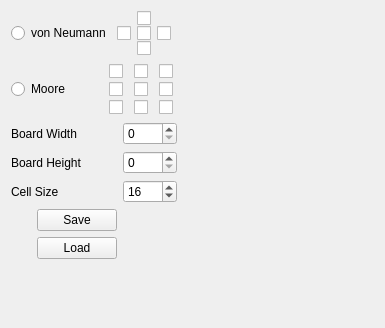
The window that ConfigWindow/tab_general.ui (Skwara/CA_Suite) describes before a commit, drawn with Qt 5.
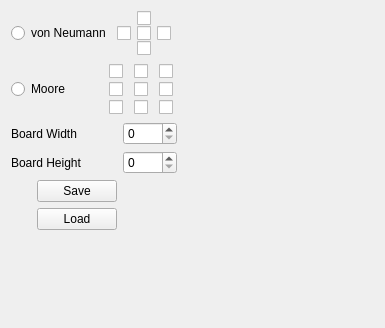
The same window after the commit.

Commit message: dodane labela, przerzuconu spinbox od cellSize

The edit to the form file:
```diff
--- a/ConfigWindow/tab_general.ui
+++ b/ConfigWindow/tab_general.ui
@@ -123,27 +123,7 @@
      </property>
     </widget>
    </item>
-   <item row="4" column="0" colspan="2">
-    <widget class="QLabel" name="label_3">
-     <property name="text">
-      <string>Cell Size</string>
-     </property>
-    </widget>
-   </item>
-   <item row="4" column="2">
-    <widget class="QSpinBox" name="spinBox_cellSize">
-     <property name="minimum">
-      <number>4</number>
-     </property>
-     <property name="maximum">
-      <number>32</number>
-     </property>
-     <property name="value">
-      <number>16</number>
-     </property>
-    </widget>
-   </item>
-   <item row="5" column="1">
+   <item row="4" column="1">
     <widget class="QPushButton" name="pushButton_save">
      <property name="maximumSize">
       <size>
@@ -156,7 +136,7 @@
      </property>
     </widget>
    </item>
-   <item row="6" column="1">
+   <item row="5" column="1">
     <widget class="QPushButton" name="pushButton_load">
      <property name="maximumSize">
       <size>
@@ -169,7 +149,7 @@
      </property>
     </widget>
    </item>
-   <item row="7" column="0">
+   <item row="6" column="0">
     <spacer name="verticalSpacer">
      <property name="orientation">
       <enum>Qt::Vertical</enum>
```
The commit also changes 6 other files.
